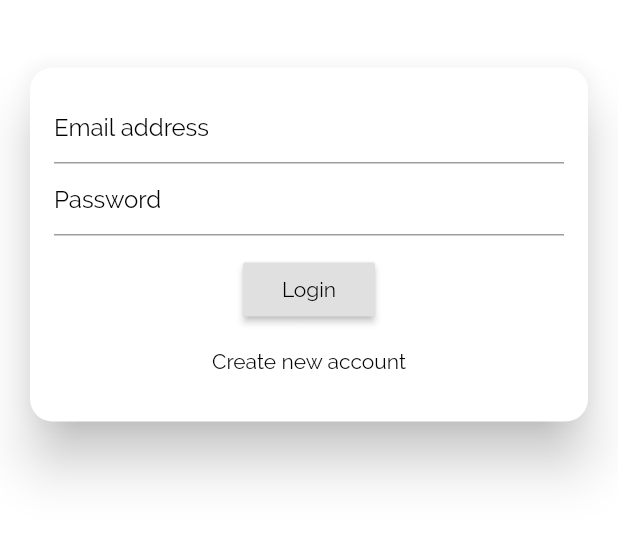
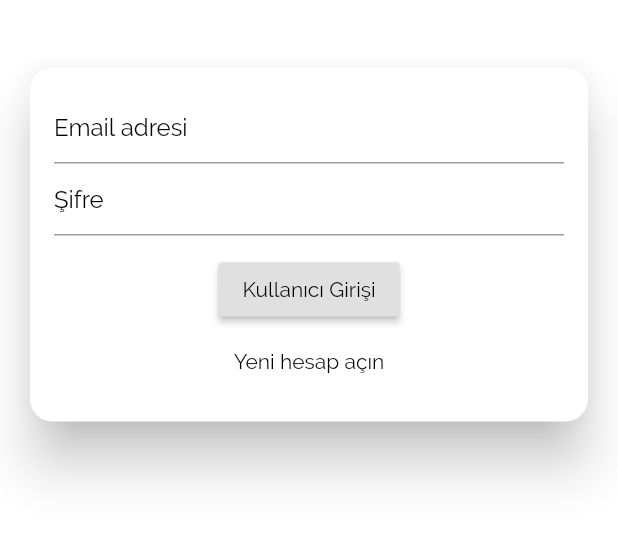
Before and after one commit to MrDede06/FitIzmir, a Flutter app: the screen it shows after launch, on a phone screen of 412 x 824 dp, the part 330-874 px from its top. Run offline on Flutter 3.47's test engine with Material 2 defaults, Android fonts, the light colour scheme and no system bars; our stand-ins replace cloud_firestore, firebase_auth, firebase_core, flutter_bounce, google_fonts, permission_handler; missing offline and left inert: flutter_downloader; accounts and stored records are empty.

Commit message:
migrating mac

```diff
--- a/lib/screens/hazir_diyetler_screen.dart
+++ b/lib/screens/hazir_diyetler_screen.dart
@@ -33,7 +33,8 @@ class HazirDiyetlerScreen extends StatelessWidget {
             FirebaseFirestore.instance.collection("HazirPaketler").snapshots(),
         builder: (ctx, categorySnapshot) {
           if (categorySnapshot.connectionState == ConnectionState.waiting)
-            return CircularProgressIndicator();
+            return Center(
+              child: CircularProgressIndicator());
           final paketler = categorySnapshot.data.documents;
           return GridView.builder(
             primary: false,
--- a/lib/widgets/auth_form.dart
+++ b/lib/widgets/auth_form.dart
@@ -39,7 +39,9 @@ class _AuthFormState extends State<AuthForm> {
 
   @override
   Widget build(BuildContext context) {
-    return Center(
+    return ListView(
+      children: <Widget>[
+      Center(
       child: Column(
         children: <Widget>[
           SizedBox(
@@ -71,13 +73,13 @@ class _AuthFormState extends State<AuthForm> {
                     key: ValueKey('email'),
                     validator: (value) {
                       if (value.isEmpty || !value.contains('@')) {
-                        return 'Please enter a valid email address.';
+                        return 'Lütfen geçerli bir mail adresi giriniz!';
                       }
                       return null;
                     },
                     keyboardType: TextInputType.emailAddress,
                     decoration: InputDecoration(
-                      hintText: 'Email address',
+                      hintText: 'Email adresi',
                       hintStyle: TextStyle(
                         color: Colors.black,
                         fontSize: 16,
@@ -92,12 +94,12 @@ class _AuthFormState extends State<AuthForm> {
                       key: ValueKey('username'),
                       validator: (value) {
                         if (value.isEmpty || value.length < 4) {
-                          return 'Please enter at least 4 characters';
+                          return 'Lütfen en az 4 karakter giriniz!';
                         }
                         return null;
                       },
                       decoration: InputDecoration(
-                          hintText: 'Username',
+                          hintText: 'Kullanıcı Adı',
                         hintStyle: TextStyle(
                           color: Colors.black,
                           fontSize: 16,
@@ -111,12 +113,12 @@ class _AuthFormState extends State<AuthForm> {
                     key: ValueKey('password'),
                     validator: (value) {
                       if (value.isEmpty || value.length < 7) {
-                        return 'Password must be at least 7 characters long.';
+                        return 'Şifre en az 7 karakterli olmalı';
                       }
                       return null;
                     },
                     decoration: InputDecoration(
-                        hintText: 'Password',
+                        hintText: 'Şifre',
                       hintStyle: TextStyle(
                         color: Colors.black,
                         fontSize: 16,
@@ -132,12 +134,12 @@ class _AuthFormState extends State<AuthForm> {
                   if (!widget.isLoading)
                     RaisedButton(
                       child: _isLogin ? Text(
-                        "Login",
+                        "Kullanıcı Girişi",
                         style: TextStyle(
                           color: Colors.black,
                         ),
                       ) : Text(
-                          "Signup",
+                          "Kayıt Olun",
                         style: TextStyle(
                           color: Colors.black,
                         ),
@@ -148,10 +150,10 @@ class _AuthFormState extends State<AuthForm> {
                     FlatButton(
                       textColor: Colors.blueGrey,
                       child: _isLogin ? Text(
-                          "Create new account", style: TextStyle(
+                          "Yeni hesap açın", style: TextStyle(
                         color: Colors.black,
                       ),)
-                          : Text("I already have an account",
+                          : Text("Benim zaten bir hesabım var",
                         style: TextStyle(
                           color: Colors.black,
                         ),),
@@ -169,6 +171,6 @@ class _AuthFormState extends State<AuthForm> {
       ),
       ],
       ),
-    );
+    ),],);
   }
 }
```
